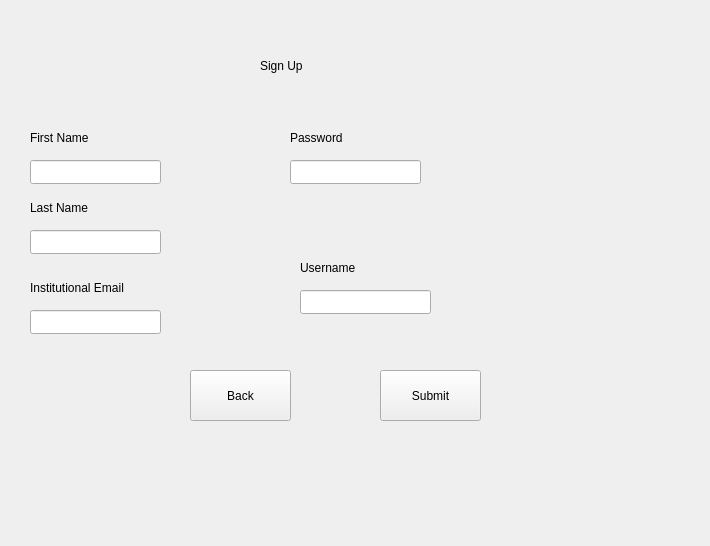
The window that asd/signup.ui (rkishibe/diaggaze) describes before a commit, drawn with Qt 5.
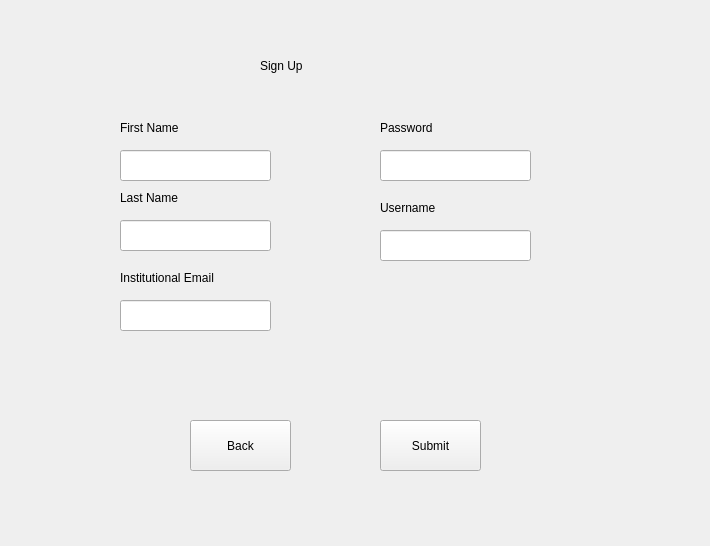
The same window after the commit.

```diff
--- a/asd/signup.ui
+++ b/asd/signup.ui
@@ -29,8 +29,8 @@
   <widget class="QLabel" name="label_2">
    <property name="geometry">
     <rect>
-     <x>30</x>
-     <y>130</y>
+     <x>120</x>
+     <y>120</y>
      <width>91</width>
      <height>16</height>
     </rect>
@@ -42,28 +42,28 @@
   <widget class="QLineEdit" name="first_name_input">
    <property name="geometry">
     <rect>
-     <x>30</x>
-     <y>160</y>
-     <width>131</width>
-     <height>24</height>
+     <x>120</x>
+     <y>150</y>
+     <width>151</width>
+     <height>31</height>
     </rect>
    </property>
   </widget>
   <widget class="QLineEdit" name="last_name_input">
    <property name="geometry">
     <rect>
-     <x>30</x>
-     <y>230</y>
-     <width>131</width>
-     <height>24</height>
+     <x>120</x>
+     <y>220</y>
+     <width>151</width>
+     <height>31</height>
     </rect>
    </property>
   </widget>
   <widget class="QLabel" name="label_3">
    <property name="geometry">
     <rect>
-     <x>30</x>
-     <y>200</y>
+     <x>120</x>
+     <y>190</y>
      <width>91</width>
      <height>16</height>
     </rect>
@@ -75,18 +75,18 @@
   <widget class="QLineEdit" name="email_input">
    <property name="geometry">
     <rect>
-     <x>30</x>
-     <y>310</y>
-     <width>131</width>
-     <height>24</height>
+     <x>120</x>
+     <y>300</y>
+     <width>151</width>
+     <height>31</height>
     </rect>
    </property>
   </widget>
   <widget class="QLabel" name="label_4">
    <property name="geometry">
     <rect>
-     <x>30</x>
-     <y>280</y>
+     <x>120</x>
+     <y>270</y>
      <width>111</width>
      <height>16</height>
     </rect>
@@ -99,7 +99,7 @@
    <property name="geometry">
     <rect>
      <x>380</x>
-     <y>370</y>
+     <y>420</y>
      <width>101</width>
      <height>51</height>
     </rect>
@@ -112,7 +112,7 @@
    <property name="geometry">
     <rect>
      <x>190</x>
-     <y>370</y>
+     <y>420</y>
      <width>101</width>
      <height>51</height>
     </rect>
@@ -121,21 +121,11 @@
     <string>Back</string>
    </property>
   </widget>
-  <widget class="QLineEdit" name="password_input">
-   <property name="geometry">
-    <rect>
-     <x>290</x>
-     <y>160</y>
-     <width>131</width>
-     <height>24</height>
-    </rect>
-   </property>
-  </widget>
   <widget class="QLabel" name="label_5">
    <property name="geometry">
     <rect>
-     <x>290</x>
-     <y>130</y>
+     <x>380</x>
+     <y>120</y>
      <width>91</width>
      <height>16</height>
     </rect>
@@ -147,18 +137,18 @@
   <widget class="QLineEdit" name="username_input">
    <property name="geometry">
     <rect>
-     <x>300</x>
-     <y>290</y>
-     <width>131</width>
-     <height>24</height>
+     <x>380</x>
+     <y>230</y>
+     <width>151</width>
+     <height>31</height>
     </rect>
    </property>
   </widget>
   <widget class="QLabel" name="label_6">
    <property name="geometry">
     <rect>
-     <x>300</x>
-     <y>260</y>
+     <x>380</x>
+     <y>200</y>
      <width>91</width>
      <height>16</height>
     </rect>
@@ -167,6 +157,16 @@
     <string>Username</string>
    </property>
   </widget>
+  <widget class="QLineEdit" name="password_input">
+   <property name="geometry">
+    <rect>
+     <x>380</x>
+     <y>150</y>
+     <width>151</width>
+     <height>31</height>
+    </rect>
+   </property>
+  </widget>
  </widget>
  <resources/>
  <connections/>
```
